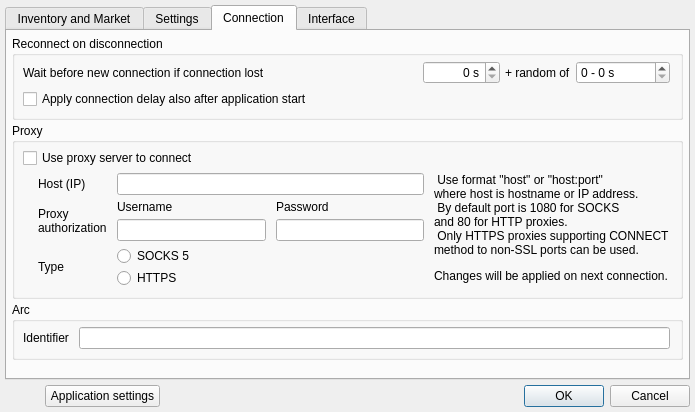
siilky/catomania, file kittycat/ui/config.ui: the form before one commit.
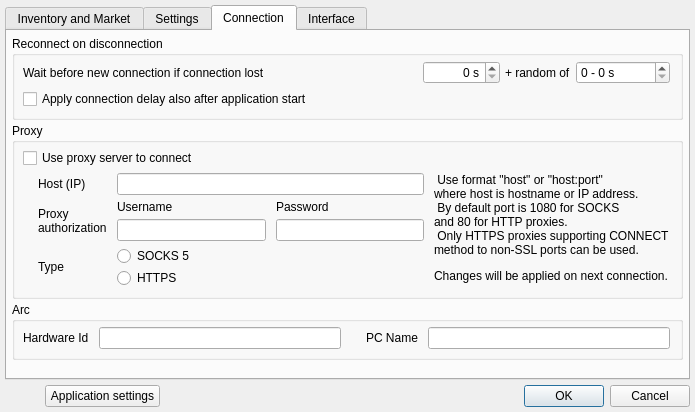
The form after the commit. The open tabs and pages were chosen to show the change. Icons and pictures are not drawn.

Diff of the .ui file:
```diff
--- a/kittycat/ui/config.ui
+++ b/kittycat/ui/config.ui
@@ -1243,13 +1243,39 @@
           <item>
            <widget class="QLabel" name="label_20">
             <property name="text">
-             <string>Identifier</string>
+             <string>Hardware Id</string>
             </property>
            </widget>
           </item>
           <item>
            <widget class="QLineEdit" name="leArcId"/>
           </item>
+          <item>
+           <spacer name="horizontalSpacer_8">
+            <property name="orientation">
+             <enum>Qt::Horizontal</enum>
+            </property>
+            <property name="sizeType">
+             <enum>QSizePolicy::Fixed</enum>
+            </property>
+            <property name="sizeHint" stdset="0">
+             <size>
+              <width>15</width>
+              <height>0</height>
+             </size>
+            </property>
+           </spacer>
+          </item>
+          <item>
+           <widget class="QLabel" name="label_21">
+            <property name="text">
+             <string>PC Name</string>
+            </property>
+           </widget>
+          </item>
+          <item>
+           <widget class="QLineEdit" name="leArcPcName"/>
+          </item>
          </layout>
         </widget>
        </item>
```
Left out of the diff: 16 changed lines with no effect on the pictures.
